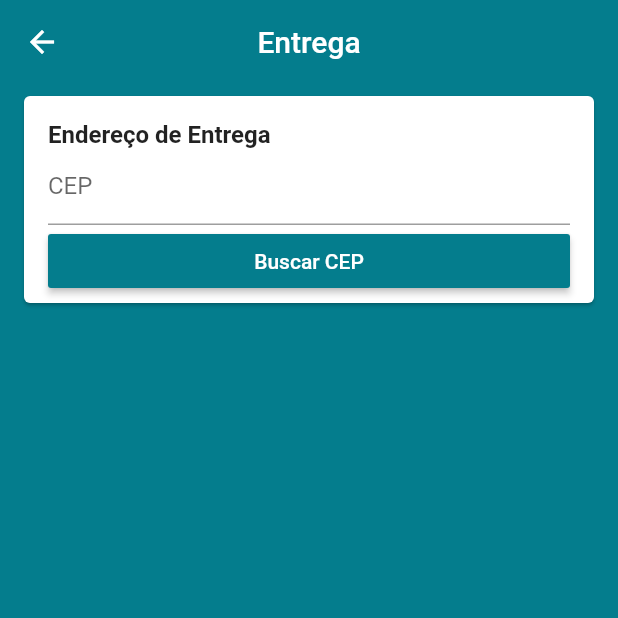
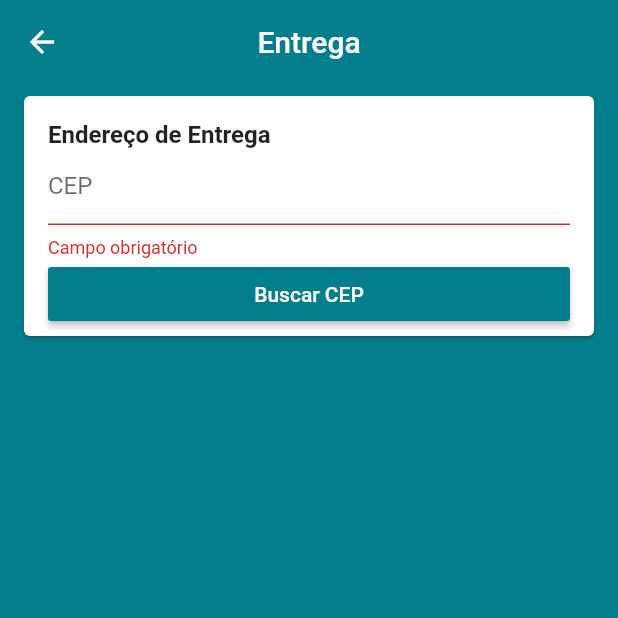
Before and after one commit to joaopaulovieira-dev/loja_online_jpvp, a Flutter app: the AddressScreen screen opened by its route, after a tap on "Buscar CEP", on a phone screen of 412 x 824 dp, the top half of it. Run offline on Flutter 3.47's test engine with Material 2 defaults, Android fonts, the phone set to English and light mode, and no system bars; our stand-ins replace brasil_fields, carousel_pro, cloud_firestore, dio, firebase_auth, firebase_storage and 3 more; missing offline and left inert: alphabet_list_scroll_view; accounts and stored records are empty.

Commit message:
98. Formatando o Campo do CEP

```diff
--- a/lib/main.dart
+++ b/lib/main.dart
@@ -18,8 +18,6 @@
 
 void main() {
   runApp(MyApp());
-
-  CepAbertoService().getAddressFromCep('13.087-000');
 }
 
 class MyApp extends StatelessWidget {
--- a/lib/screens/address/components/address_card.dart
+++ b/lib/screens/address/components/address_card.dart
@@ -8,6 +8,7 @@
       margin: const EdgeInsets.symmetric(horizontal: 16, vertical: 8),
       child: Padding(
         padding: const EdgeInsets.fromLTRB(16, 16, 16, 4),
+        child: Form(
           child: Column(
             crossAxisAlignment: CrossAxisAlignment.start,
             children: <Widget>[
@@ -22,6 +23,7 @@
             ],
           ),
         ),
+      ),
     );
   }
 }
--- a/lib/screens/address/components/cep_input_field.dart
+++ b/lib/screens/address/components/cep_input_field.dart
@@ -1,7 +1,12 @@
+import 'package:brasil_fields/brasil_fields.dart';
 import 'package:flutter/material.dart';
 import 'package:flutter/services.dart';
+import 'package:loja_online_jpvp/models/cart_manager.dart';
+import 'package:provider/provider.dart';
 
 class CepInputField extends StatelessWidget {
+  final TextEditingController cepController = TextEditingController();
+
   @override
   Widget build(BuildContext context) {
     final primaryColor = Theme.of(context).primaryColor;
@@ -10,17 +15,29 @@
       crossAxisAlignment: CrossAxisAlignment.stretch,
       children: <Widget>[
         TextFormField(
+          controller: cepController,
           decoration: const InputDecoration(
               isDense: true, labelText: 'CEP', hintText: '12.345-678'),
           inputFormatters: [
             // ignore: deprecated_member_use
             WhitelistingTextInputFormatter.digitsOnly,
+            CepInputFormatter(),
           ],
           keyboardType: TextInputType.number,
+          validator: (cep) {
+            if (cep.isEmpty) {
+              return 'Campo obrigatório';
+            } else if (cep.length != 10) return 'CEP Inválido';
+            return null;
+          },
         ),
         // ignore: deprecated_member_use
         RaisedButton(
-          onPressed: () {},
+          onPressed: () {
+            if (Form.of(context).validate()) {
+              context.read<CartManager>().getAddress(cepController.text);
+            }
+          },
           textColor: Colors.white,
           color: primaryColor,
           disabledColor: primaryColor.withAlpha(100),
--- a/pubspec.yaml
+++ b/pubspec.yaml
@@ -24,6 +24,7 @@
   flutter:
     sdk: flutter
   alphabet_list_scroll_view: ^1.0.6
+  brasil_fields: ^0.1.0
   carousel_pro: ^1.0.0
   cloud_firestore: ^0.13.6
 
```
Also changed, not shown: lib/models/cart_manager.dart (+17 -1 lines), pubspec.lock. Lines whose indentation alone changed are shown as unchanged.
